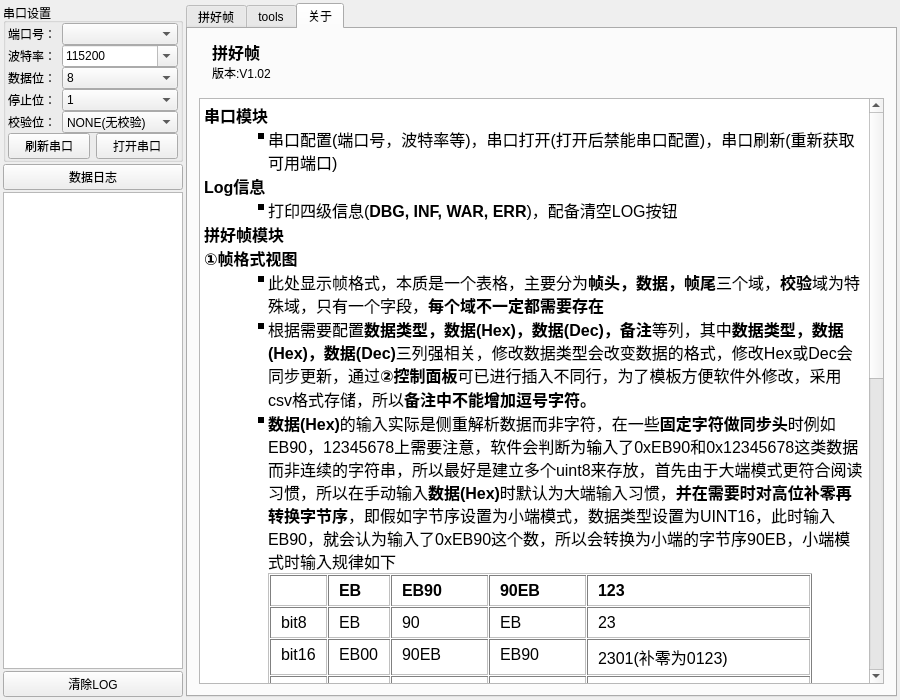
Old version of the form widget.ui in the repository Sadaharuuu/PinHZ.
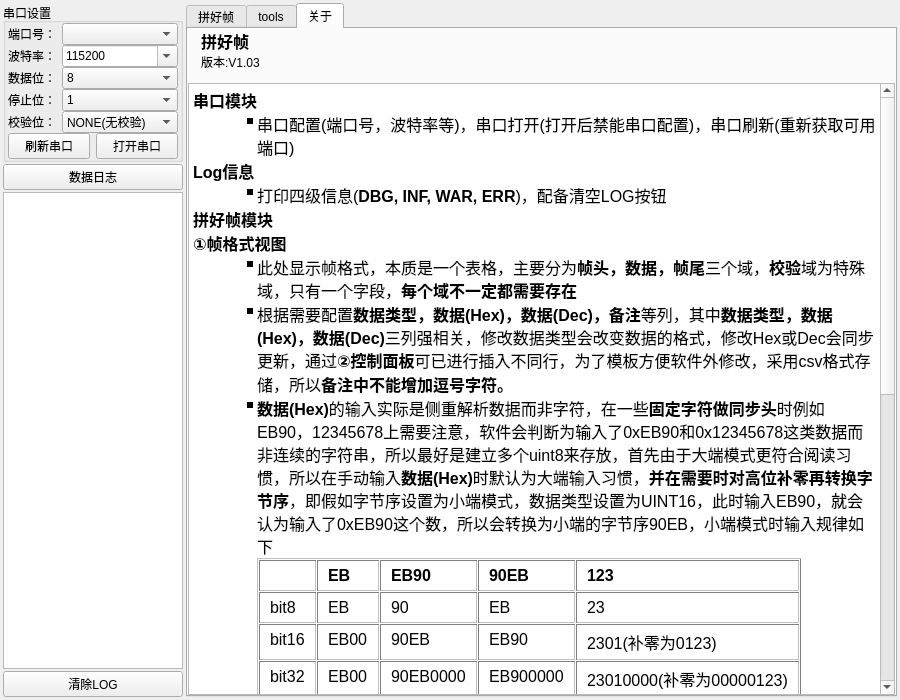
New version of the form. The open tabs and pages were chosen to show the change. Icons and pictures are not drawn.

Diff of the .ui file:
```diff
--- a/widget.ui
+++ b/widget.ui
@@ -1084,6 +1084,21 @@
           <string>关于</string>
          </attribute>
          <layout class="QVBoxLayout" name="verticalLayout_3">
+          <property name="spacing">
+           <number>2</number>
+          </property>
+          <property name="leftMargin">
+           <number>0</number>
+          </property>
+          <property name="topMargin">
+           <number>0</number>
+          </property>
+          <property name="rightMargin">
+           <number>0</number>
+          </property>
+          <property name="bottomMargin">
+           <number>0</number>
+          </property>
           <item>
            <layout class="QHBoxLayout" name="horizontalLayout_14">
             <item>
@@ -1124,7 +1139,7 @@
               <item>
                <widget class="QLabel" name="label_version">
                 <property name="text">
-                 <string>版本:V1.02</string>
+                 <string>版本:V1.03</string>
                 </property>
                 <property name="textFormat">
                  <enum>Qt::AutoText</enum>
@@ -1241,14 +1256,14 @@
 &lt;p style=&quot; margin-top:0px; margin-bottom:0px; margin-left:0px; margin-right:0px; -qt-block-indent:0; text-indent:0px;&quot;&gt;&lt;span style=&quot; color:#000000;&quot;&gt;&lt;br /&gt;&lt;/span&gt;&lt;/p&gt;
 &lt;p style=&quot; margin-top:0px; margin-bottom:0px; margin-left:0px; margin-right:0px; -qt-block-indent:0; text-indent:0px;&quot;&gt;&lt;span style=&quot; font-family:'Helvetica Neue,Helvetica,Arial,sans-serif'; font-size:16px; font-weight:600; color:#000000;&quot;&gt;②控制&lt;/span&gt;&lt;span style=&quot; font-family:'Helvetica Neue,Helvetica,Arial,sans-serif'; font-size:12pt; font-weight:600; color:#000000;&quot;&gt;面&lt;/span&gt;&lt;span style=&quot; font-family:'Helvetica Neue,Helvetica,Arial,sans-serif'; font-size:16px; font-weight:600; color:#000000;&quot;&gt;板&lt;/span&gt;&lt;/p&gt;
 &lt;ul type=&quot;square&quot; style=&quot;margin-top: 0px; margin-bottom: 0px; margin-left: 0px; margin-right: 0px; -qt-list-indent: 1;&quot;&gt;&lt;li style=&quot; font-family:'Helvetica Neue,Helvetica,Arial,sans-serif'; font-size:16px; color:#000000;&quot; style=&quot; margin-top:0px; margin-bottom:0px; margin-left:24px; margin-right:0px; -qt-block-indent:0; text-indent:0px;&quot;&gt;&lt;span style=&quot; font-size:16px;&quot;&gt;可在&lt;/span&gt;&lt;span style=&quot; font-size:16px; font-weight:600;&quot;&gt;①帧格式视图&lt;/span&gt;&lt;span style=&quot; font-size:16px;&quot;&gt;中进行帧格式添加，&lt;/span&gt;&lt;span style=&quot; font-size:16px; font-weight:600;&quot;&gt;只有数据域参与校验和长度计算&lt;/span&gt;&lt;span style=&quot; font-size:16px;&quot;&gt;，可以对选中行进行复制，删除，填充，&lt;/span&gt;&lt;span style=&quot; font-size:16px; font-weight:600;&quot;&gt;复制和填充的区域必须连续，且不可跨域，不可包含校验域&lt;/span&gt;&lt;/li&gt;
-&lt;li style=&quot; font-family:'Helvetica Neue,Helvetica,Arial,sans-serif'; font-size:16px; color:#000000;&quot; style=&quot; margin-top:0px; margin-bottom:0px; margin-left:24px; margin-right:0px; -qt-block-indent:0; text-indent:0px;&quot;&gt;&lt;span style=&quot; font-size:16px;&quot;&gt;点击数据域校验，则可在帧格式中添加校验域，默认None，需进行选择校验算法，目前只支持8，16，32位和校验，添加后按键禁能不可操作，删除校验域后方使能&lt;/span&gt;&lt;/li&gt;
+&lt;li style=&quot; font-family:'Helvetica Neue,Helvetica,Arial,sans-serif'; font-size:16px; color:#000000;&quot; style=&quot; margin-top:0px; margin-bottom:0px; margin-left:24px; margin-right:0px; -qt-block-indent:0; text-indent:0px;&quot;&gt;&lt;span style=&quot; font-size:16px;&quot;&gt;点击数据域校验，则可在帧格式中添加校验域，默认None，需进行选择校验算法，目前支持8，16，32位校验和，CRC计算，添加后按键禁能不可操作，删除校验域后方使能&lt;/span&gt;&lt;/li&gt;
 &lt;li style=&quot; font-family:'Helvetica Neue,Helvetica,Arial,sans-serif'; font-size:16px; color:#000000;&quot; style=&quot; margin-top:0px; margin-bottom:0px; margin-left:24px; margin-right:0px; -qt-block-indent:0; text-indent:0px;&quot;&gt;&lt;span style=&quot; font-size:16px;&quot;&gt;Endian栏可选择帧格式中的&lt;/span&gt;&lt;span style=&quot; font-size:16px; font-weight:600;&quot;&gt;大小端模式&lt;/span&gt;&lt;span style=&quot; font-size:16px;&quot;&gt;，修改会&lt;/span&gt;&lt;span style=&quot; font-size:16px; font-weight:600;&quot;&gt;同步修改&lt;/span&gt;&lt;span style=&quot; font-size:16px;&quot;&gt;帧格式内容&lt;/span&gt;&lt;/li&gt;
 &lt;li style=&quot; font-family:'Helvetica Neue,Helvetica,Arial,sans-serif'; font-size:16px; color:#000000;&quot; style=&quot; margin-top:0px; margin-bottom:0px; margin-left:24px; margin-right:0px; -qt-block-indent:0; text-indent:0px;&quot;&gt;&lt;span style=&quot; font-size:16px;&quot;&gt;数据域长度可实时&lt;/span&gt;&lt;span style=&quot; font-size:16px; font-weight:600;&quot;&gt;自动计算数据域长度&lt;/span&gt;&lt;span style=&quot; font-size:16px;&quot;&gt;，旨在新建帧格式中，如果包含长度字段，可在&lt;/span&gt;&lt;span style=&quot; font-size:16px; font-weight:600;&quot;&gt;最后复制帧长度到长度字段&lt;/span&gt;&lt;/li&gt;
 &lt;li style=&quot; font-family:'Helvetica Neue,Helvetica,Arial,sans-serif'; font-size:16px; color:#000000;&quot; style=&quot; margin-top:0px; margin-bottom:0px; margin-left:24px; margin-right:0px; -qt-block-indent:0; text-indent:0px;&quot;&gt;&lt;span style=&quot; font-size:16px;&quot;&gt;拼好帧按钮点击后，触发拼好帧逻辑，将帧格式转化为码流&lt;/span&gt;&lt;/li&gt;
 &lt;li style=&quot; font-family:'Helvetica Neue,Helvetica,Arial,sans-serif'; font-size:16px; color:#000000;&quot; style=&quot; margin-top:0px; margin-bottom:0px; margin-left:24px; margin-right:0px; -qt-block-indent:0; text-indent:0px;&quot;&gt;&lt;span style=&quot; font-size:16px;&quot;&gt;拼好帧自动挡开启后，帧格式内容变化时，会&lt;/span&gt;&lt;span style=&quot; font-size:16px; font-weight:600;&quot;&gt;实时触发&lt;/span&gt;&lt;span style=&quot; font-size:16px;&quot;&gt;拼好帧逻辑&lt;/span&gt;&lt;/li&gt;
 &lt;li style=&quot; font-family:'Helvetica Neue,Helvetica,Arial,sans-serif'; font-size:16px; color:#000000;&quot; style=&quot; margin-top:0px; margin-bottom:0px; margin-left:24px; margin-right:0px; -qt-block-indent:0; text-indent:0px;&quot;&gt;&lt;span style=&quot; font-size:16px;&quot;&gt;自动回令拼好帧内容开启后，收到数据时，自动进行回令&lt;/span&gt;&lt;/li&gt;
 &lt;li style=&quot; font-family:'Helvetica Neue,Helvetica,Arial,sans-serif'; font-size:16px; color:#000000;&quot; style=&quot; margin-top:0px; margin-bottom:0px; margin-left:24px; margin-right:0px; -qt-block-indent:0; text-indent:0px;&quot;&gt;&lt;span style=&quot; font-size:16px;&quot;&gt;串口发送按钮可以通过串口发送拼好帧内容&lt;/span&gt;&lt;/li&gt;
-&lt;li style=&quot; font-family:'Helvetica Neue,Helvetica,Arial,sans-serif'; font-size:16px; color:#000000;&quot; style=&quot; margin-top:0px; margin-bottom:0px; margin-left:24px; margin-right:0px; -qt-block-indent:0; text-indent:0px;&quot;&gt;&lt;span style=&quot; font-size:16px;&quot;&gt;解好帧可将码流复制到拼好帧内容后，进行协议对应的解析，&lt;/span&gt;&lt;span style=&quot; font-size:16px; font-weight:600;&quot;&gt;如果帧格式不匹配也会应对到帧&lt;/span&gt;&lt;/li&gt;&lt;/ul&gt;
+&lt;li style=&quot; font-family:'Helvetica Neue,Helvetica,Arial,sans-serif'; font-size:16px; color:#000000;&quot; style=&quot; margin-top:0px; margin-bottom:0px; margin-left:24px; margin-right:0px; -qt-block-indent:0; text-indent:0px;&quot;&gt;&lt;span style=&quot; font-size:16px;&quot;&gt;解好帧可将码流复制到拼好帧内容后，进行协议对应的解析，&lt;/span&gt;&lt;span style=&quot; font-size:16px; font-weight:600;&quot;&gt;如果帧格式不匹配也会应对到帧, 所以也可以只设置前面部分字段,快速检验&lt;/span&gt;&lt;/li&gt;&lt;/ul&gt;
 &lt;p style=&quot; margin-top:0px; margin-bottom:0px; margin-left:0px; margin-right:0px; -qt-block-indent:0; text-indent:0px;&quot;&gt;&lt;span style=&quot; font-family:'Helvetica Neue,Helvetica,Arial,sans-serif'; font-size:16px; font-weight:600; color:#000000;&quot;&gt;数据日志模块&lt;/span&gt;&lt;/p&gt;
 &lt;p style=&quot; margin-top:0px; margin-bottom:0px; margin-left:0px; margin-right:0px; -qt-block-indent:0; text-indent:0px;&quot;&gt;&lt;img src=&quot;:/pic/Readme_DataLog.png&quot; /&gt;&lt;/p&gt;
 &lt;p style=&quot;-qt-paragraph-type:empty; margin-top:0px; margin-bottom:0px; margin-left:0px; margin-right:0px; -qt-block-indent:0; text-indent:0px;&quot;&gt;&lt;br /&gt;&lt;/p&gt;
```
Left out of the diff: 2 changed lines with no effect on the pictures.
